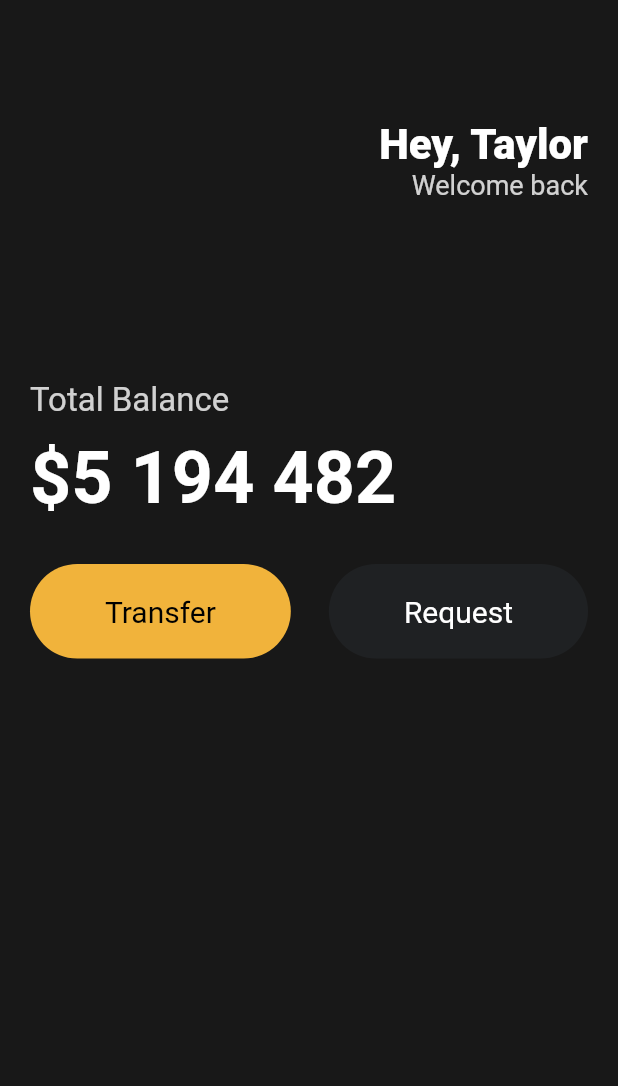
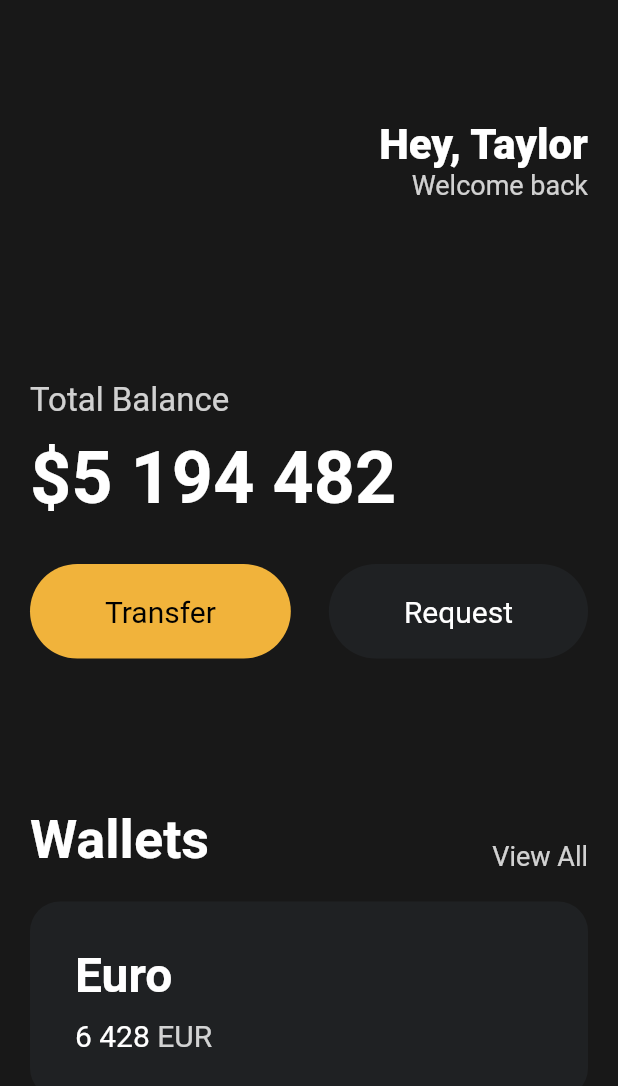
Before and after one commit to yeonghoonPark/flutter_stateless_tut, a Flutter app: the screen it shows after launch, on a phone screen of 412 x 824 dp. Shown: the top 1086 px of the screen. Run offline on Flutter 3.47's test engine with Material 2 defaults, Android fonts, the phone set to English and light mode, and no system bars.

Commit message:
[feature] created card with left contents

```diff
--- a/lib/main.dart
+++ b/lib/main.dart
@@ -95,6 +95,80 @@ class App extends StatelessWidget {
                   ),
                 ],
               ),
+              const SizedBox(
+                height: 100,
+              ),
+              Row(
+                mainAxisAlignment: MainAxisAlignment.spaceBetween,
+                crossAxisAlignment: CrossAxisAlignment.end,
+                children: [
+                  const Text(
+                    'Wallets',
+                    style: TextStyle(
+                      fontSize: 36,
+                      fontWeight: FontWeight.w600,
+                      color: Colors.white,
+                    ),
+                  ),
+                  Text(
+                    'View All',
+                    style: TextStyle(
+                      fontSize: 18,
+                      color: Colors.white.withOpacity(0.8),
+                    ),
+                  ),
+                ],
+              ),
+              const SizedBox(
+                height: 20,
+              ),
+              Container(
+                decoration: BoxDecoration(
+                    color: const Color(0xFF1F2123),
+                    borderRadius: BorderRadius.circular(20)),
+                child: Padding(
+                  padding: const EdgeInsets.all(30),
+                  child: Row(
+                    children: [
+                      Column(
+                        crossAxisAlignment: CrossAxisAlignment.start,
+                        children: [
+                          const Text(
+                            'Euro',
+                            style: TextStyle(
+                              color: Colors.white,
+                              fontSize: 32,
+                              fontWeight: FontWeight.w600,
+                            ),
+                          ),
+                          const SizedBox(
+                            height: 10,
+                          ),
+                          Row(
+                            children: [
+                              const Text(
+                                '6 428',
+                                style: TextStyle(
+                                  color: Colors.white,
+                                  fontSize: 20,
+                                ),
+                              ),
+                              const SizedBox(width: 5),
+                              Text(
+                                'EUR',
+                                style: TextStyle(
+                                  color: Colors.white.withOpacity(0.8),
+                                  fontSize: 20,
+                                ),
+                              ),
+                            ],
+                          )
+                        ],
+                      ),
+                    ],
+                  ),
+                ),
+              ),
             ],
           ),
         ),
```
